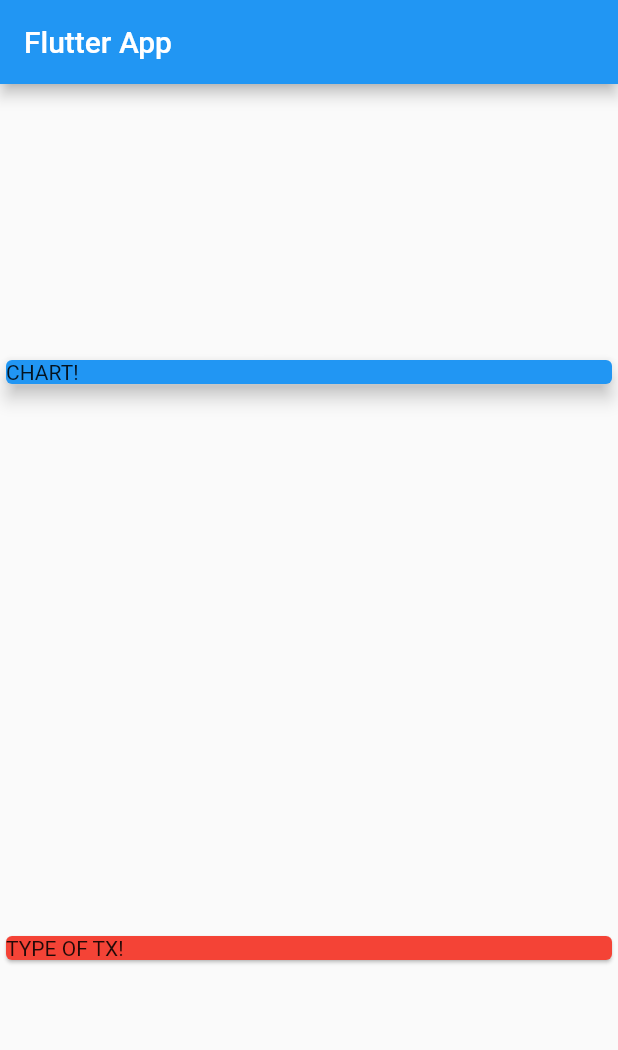
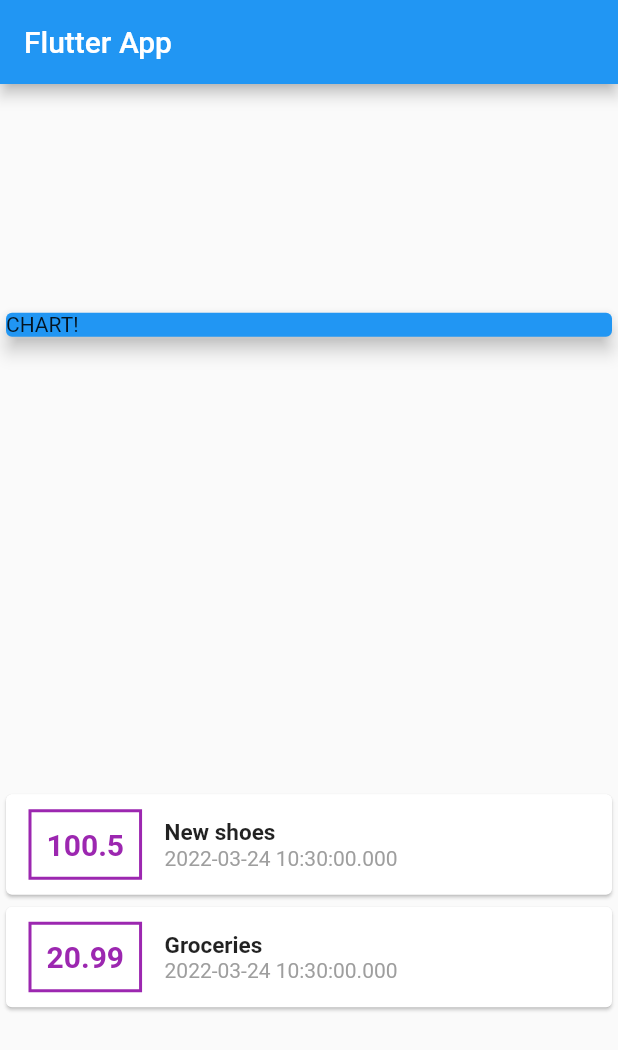
Before and after one commit to AnuTor/Flutter-course, a Flutter app: the screen it shows after launch, on a phone screen of 412 x 824 dp. Shown: the top 1050 px of the screen. Run offline on Flutter 3.47's test engine with Material 2 defaults, Android fonts, the phone set to English and light mode, and no system bars; missing offline and left inert: dart:ffi.

Commit message:
Actualizado a lectura 79

```diff
--- a/app2_personal_expense_app/lib/main.dart
+++ b/app2_personal_expense_app/lib/main.dart
@@ -48,10 +48,53 @@ class MyHomePage extends StatelessWidget {
               elevation: 5,
             ),
           ),
-          Card(
-            color: Colors.red,
-            child: Text('TYPE OF TX!'),
-          )
+          Column(
+            children: transactions.map((tx) {
+              return Card(
+                child: Row(
+                  children: <Widget>[
+                    Container(
+                      padding: EdgeInsets.all(10),
+                      margin: EdgeInsets.symmetric(
+                        vertical: 10,
+                        horizontal: 15,
+                      ),
+                      decoration: BoxDecoration(
+                        border: Border.all(
+                          color: Colors.purple,
+                          width: 2,
+                        ),
+                      ),
+                      child: Text(
+                        tx.amount.toString(),
+                        style: TextStyle(
+                          fontWeight: FontWeight.bold,
+                          fontSize: 20,
+                          color: Colors.purple,
+                        ),
+                      ),
+                    ),
+                    Column(
+                      crossAxisAlignment: CrossAxisAlignment.start,
+                      children: <Widget>[
+                        Text(
+                          tx.title,
+                          style: TextStyle(
+                            fontWeight: FontWeight.bold,
+                            fontSize: 15,
+                          ),
+                        ),
+                        Text(
+                          tx.date.toString(),
+                          style: TextStyle(color: Colors.grey),
+                        ),
+                      ],
+                    )
+                  ],
+                ),
+              );
+            }).toList(),
+          ),
         ],
       ),
     );
```
